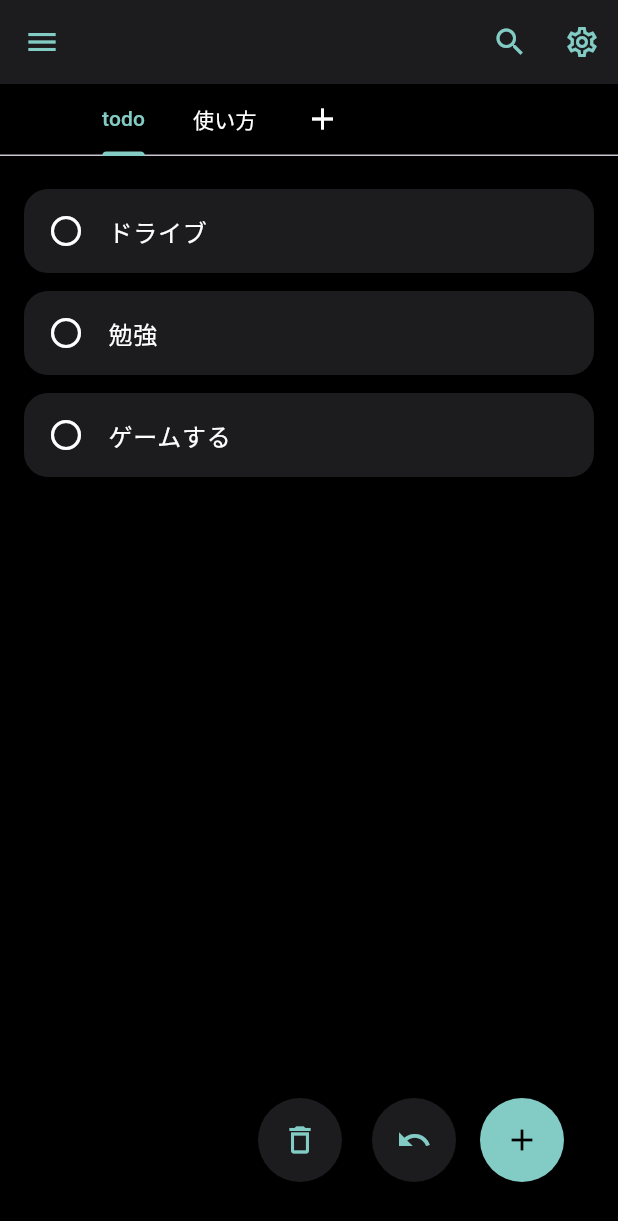
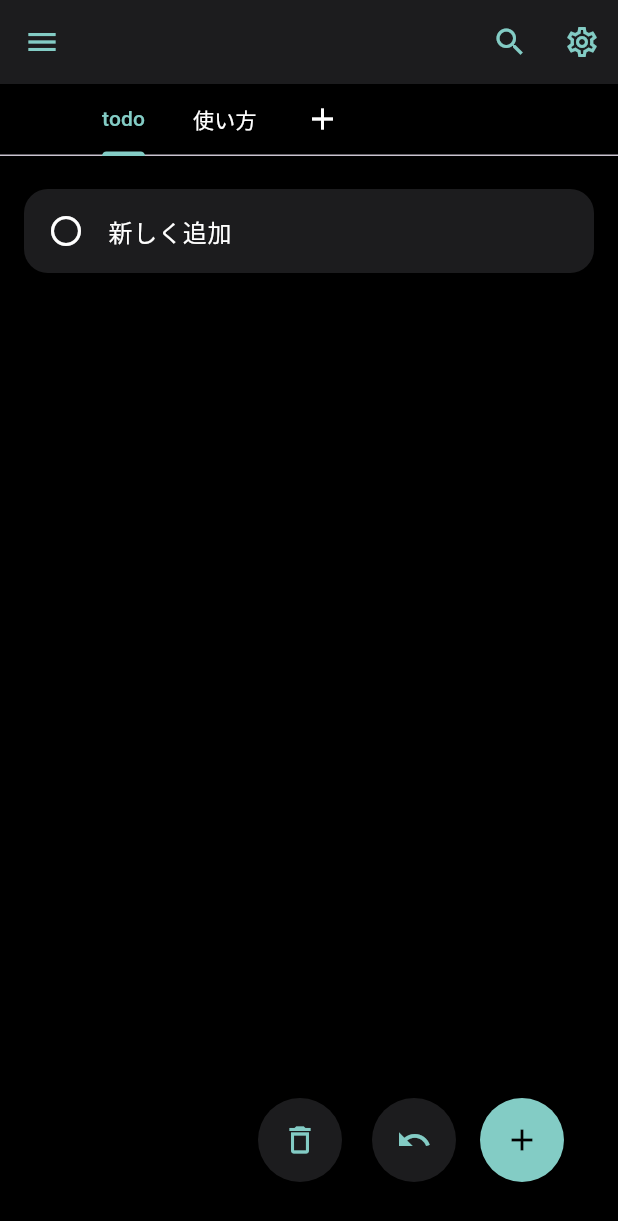
Before and after one commit to Manpage-page/next_todo, a Flutter app: the screen it shows after launch, after a tap on the "delete outline" icon, on a phone screen of 412 x 824 dp. Shown: the top 1221 px of the screen. Run offline on Flutter 3.47's test engine with Material 3 defaults, Android fonts, the phone set to English and light mode, and no system bars; our stand-ins replace flutter_riverpod, riverpod_annotation; generated files the repository leaves out were written again.

Commit message:
NotifierProviderでの管理に変更

```diff
--- a/lib/providers/todolist_provider.dart
+++ b/lib/providers/todolist_notifier.dart
@@ -1,12 +1,13 @@
-import 'package:flutter_riverpod/flutter_riverpod.dart';
 import 'package:next_todo/models/todo.dart';
+import 'package:riverpod_annotation/riverpod_annotation.dart';
+part 'todolist_notifier.g.dart';
 
-final todoListProvider = StateNotifierProvider<TodoListNotifier, List<Todo>>(
-  (ref) => TodoListNotifier(),
-);
-
-class TodoListNotifier extends StateNotifier<List<Todo>> {
-  TodoListNotifier() : super([Todo('ドライブ'), Todo('勉強'), Todo('ゲームする')]);
+@riverpod
+class TodoListNotifier extends _$TodoListNotifier {
+  @override
+  List<Todo> build() {
+    return [Todo('新しく追加')];
+  }
 
   void toggleDone(int index) {
     state = [
--- a/lib/widgets/floating_widget.dart
+++ b/lib/widgets/floating_widget.dart
@@ -1,6 +1,6 @@
 import 'package:flutter/material.dart';
 import 'package:next_todo/constants/colors.dart';
-import 'package:next_todo/providers/todolist_provider.dart';
+import 'package:next_todo/providers/todolist_notifier.dart';
 import 'package:flutter_riverpod/flutter_riverpod.dart';
 
 class FloatingWidget extends StatelessWidget {
@@ -19,7 +19,7 @@ class FloatingWidget extends StatelessWidget {
               FloatingActionButton(
                 heroTag: 'delete',
                 onPressed: () {
-                  ref.read(todoListProvider.notifier).removeCompleted();
+                  ref.read(todoListNotifierProvider.notifier).removeCompleted();
                   print('完了済みのtodoをまとめて削除');
                 },
                 backgroundColor: AppColors.grey,
@@ -30,6 +30,7 @@ class FloatingWidget extends StatelessWidget {
                 ),
               ),
               SizedBox(width: 20),
+
               //undoボタン
               FloatingActionButton(
                 heroTag: 'undo',
@@ -65,7 +66,7 @@ class FloatingWidget extends StatelessWidget {
                             onPressed: () {
                               if (inputText.trim().isNotEmpty) {
                                 ref
-                                    .read(todoListProvider.notifier)
+                                    .read(todoListNotifierProvider.notifier)
                                     .addTodo(inputText.trim());
                               }
                               Navigator.pop(context);
--- a/lib/widgets/tabbarview_widget.dart
+++ b/lib/widgets/tabbarview_widget.dart
@@ -1,17 +1,17 @@
 import 'package:flutter/material.dart';
+import 'package:flutter_riverpod/flutter_riverpod.dart';
+import 'package:next_todo/providers/tab_list_notifier.dart';
 import 'package:next_todo/widgets/todolist_tab_widget.dart';
 
-class TabbarviewWidget extends StatelessWidget {
+class TabbarviewWidget extends ConsumerWidget {
   const TabbarviewWidget({super.key});
 
   @override
-  Widget build(BuildContext context) {
+  Widget build(BuildContext context, WidgetRef ref) {
+    final tabs = ref.watch(tabListNotifierProvider);
+
     return TabBarView(
-      children: [
-        Center(child: TodoListTab()),
-        Center(child: Text('タブ2の中身', style: TextStyle(color: Colors.white))),
-        Center(child: Text('タブ3の中身', style: TextStyle(color: Colors.white))),
-      ],
+      children: [for (final tab in tabs) TodoListTab(tabTitle: tab)],
     );
   }
 }
--- a/lib/widgets/todolist_tab_widget.dart
+++ b/lib/widgets/todolist_tab_widget.dart
@@ -1,19 +1,20 @@
 import 'package:flutter/material.dart';
 import 'package:flutter_riverpod/flutter_riverpod.dart';
-import 'package:next_todo/providers/todolist_provider.dart';
+import 'package:next_todo/providers/todolist_notifier.dart';
 import 'package:next_todo/constants/colors.dart';
 
 // Todoリストのタブ画面を定義するWidget（状態監視ができるConsumerWidget）
 class TodoListTab extends ConsumerWidget {
-  const TodoListTab({super.key});
+  final String tabTitle;
+  const TodoListTab({super.key, required this.tabTitle});
 
   @override
   Widget build(BuildContext context, WidgetRef ref) {
-    // プロバイダから現在のTodoリストを取得（状態監視）
-    final todos = ref.watch(todoListProvider); // todosを定義
+    // プロバイダから現在のstate(List)を取得（状態監視）
+    final todos = ref.watch(todoListNotifierProvider); // todosを定義
 
     // 状態を変更できるように、notifier（操作用オブジェクト）も取得
-    final notifier = ref.read(todoListProvider.notifier);
+    final notifier = ref.read(todoListNotifierProvider.notifier);
 
     // Todoリストを表示するリストビュー
     return ListView.builder(
--- a/pubspec.yaml
+++ b/pubspec.yaml
@@ -31,12 +31,16 @@ dependencies:
   flutter:
     sdk: flutter
   flutter_riverpod: ^2.6.1
+  riverpod_annotation: ^2.6.1
+
 
   # The following adds the Cupertino Icons font to your application.
   # Use with the CupertinoIcons class for iOS style icons.
   cupertino_icons: ^1.0.8
 
 dev_dependencies:
+  build_runner:
+  riverpod_generator: ^2.6.5
   flutter_test:
     sdk: flutter
 
```
Also changed, not shown: lib/providers/tab_list_notifier.dart (added, +23 -0 lines), lib/providers/tab_list_notifier.g.dart (added), lib/providers/todolist_notifier.g.dart (added), pubspec.lock.
